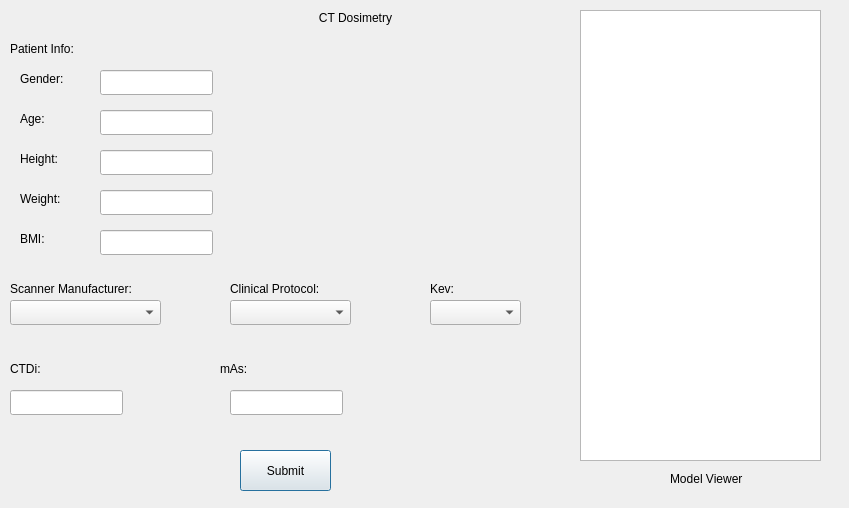
Afrodith/Error-Dosi, file forms/CTDosimetry.ui: the form before one commit.
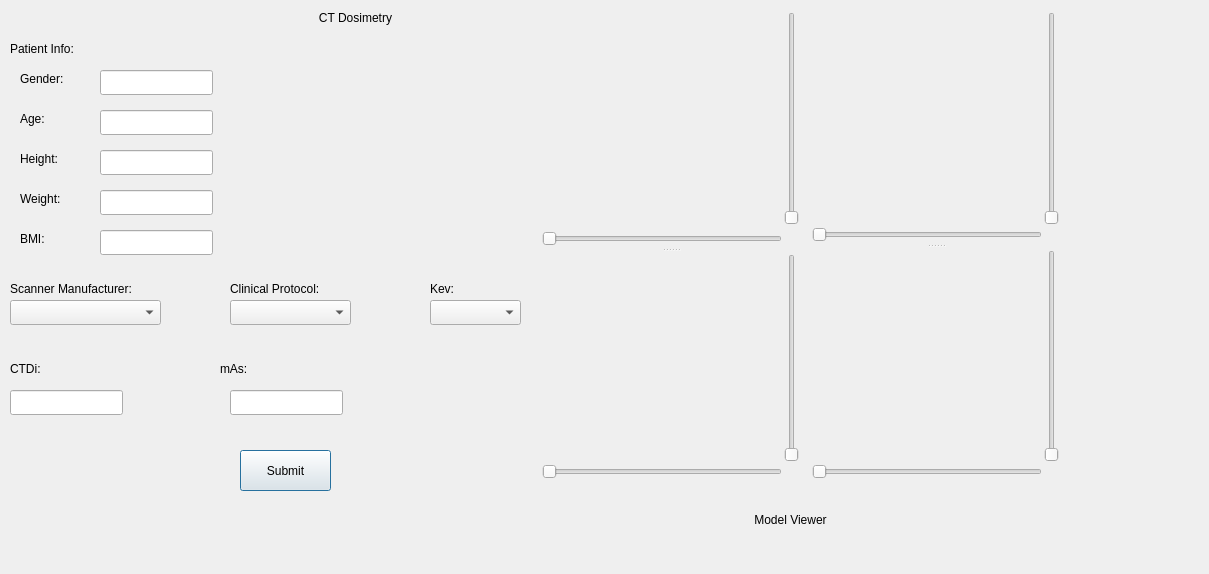
The form after the commit. Custom widgets are drawn as their Qt base class.

The edit to the form file:
```diff
--- a/forms/CTDosimetry.ui
+++ b/forms/CTDosimetry.ui
@@ -6,8 +6,8 @@
    <rect>
     <x>0</x>
     <y>0</y>
-    <width>849</width>
-    <height>508</height>
+    <width>1209</width>
+    <height>574</height>
    </rect>
   </property>
   <property name="windowTitle">
@@ -26,27 +26,17 @@
     <string>&lt;html&gt;&lt;head/&gt;&lt;body&gt;&lt;p align=&quot;center&quot;&gt;CT  Dosimetry&lt;/p&gt;&lt;/body&gt;&lt;/html&gt;</string>
    </property>
   </widget>
-  <widget class="QGraphicsView" name="graphicsView">
-   <property name="geometry">
-    <rect>
-     <x>580</x>
-     <y>10</y>
-     <width>241</width>
-     <height>451</height>
-    </rect>
-   </property>
-  </widget>
   <widget class="QLabel" name="label_2">
    <property name="geometry">
     <rect>
-     <x>670</x>
-     <y>470</y>
-     <width>111</width>
-     <height>17</height>
+     <x>590</x>
+     <y>510</y>
+     <width>401</width>
+     <height>20</height>
     </rect>
    </property>
    <property name="text">
-    <string>Model Viewer</string>
+    <string>&lt;html&gt;&lt;head/&gt;&lt;body&gt;&lt;p align=&quot;center&quot;&gt;Model Viewer&lt;/p&gt;&lt;/body&gt;&lt;/html&gt;</string>
    </property>
   </widget>
   <widget class="QComboBox" name="cB_man">
@@ -318,7 +308,233 @@
     <string>BMI:</string>
    </property>
   </widget>
+  <widget class="QSplitter" name="ESplitter">
+   <property name="geometry">
+    <rect>
+     <x>810</x>
+     <y>10</y>
+     <width>251</width>
+     <height>471</height>
+    </rect>
+   </property>
+   <property name="orientation">
+    <enum>Qt::Vertical</enum>
+   </property>
+   <widget class="QWidget" name="NEWidget_2" native="true">
+    <property name="sizePolicy">
+     <sizepolicy hsizetype="Expanding" vsizetype="Expanding">
+      <horstretch>0</horstretch>
+      <verstretch>0</verstretch>
+     </sizepolicy>
+    </property>
+    <layout class="QGridLayout" name="_5">
+     <property name="leftMargin">
+      <number>2</number>
+     </property>
+     <property name="topMargin">
+      <number>2</number>
+     </property>
+     <property name="rightMargin">
+      <number>2</number>
+     </property>
+     <property name="bottomMargin">
+      <number>2</number>
+     </property>
+     <property name="spacing">
+      <number>2</number>
+     </property>
+     <item row="0" column="0">
+      <widget class="QVTKWidget" name="NEViewWidget_2">
+       <property name="mouseTracking">
+        <bool>true</bool>
+       </property>
+      </widget>
+     </item>
+     <item row="0" column="1">
+      <widget class="QSlider" name="NEVerticalSlider_2">
+       <property name="orientation">
+        <enum>Qt::Vertical</enum>
+       </property>
+      </widget>
+     </item>
+     <item row="1" column="0">
+      <widget class="QSlider" name="NEHorizontalSlider_2">
+       <property name="orientation">
+        <enum>Qt::Horizontal</enum>
+       </property>
+      </widget>
+     </item>
+    </layout>
+   </widget>
+   <widget class="QWidget" name="SEWidget_2" native="true">
+    <property name="sizePolicy">
+     <sizepolicy hsizetype="Expanding" vsizetype="Expanding">
+      <horstretch>0</horstretch>
+      <verstretch>0</verstretch>
+     </sizepolicy>
+    </property>
+    <layout class="QGridLayout" name="_6">
+     <property name="leftMargin">
+      <number>2</number>
+     </property>
+     <property name="topMargin">
+      <number>2</number>
+     </property>
+     <property name="rightMargin">
+      <number>2</number>
+     </property>
+     <property name="bottomMargin">
+      <number>2</number>
+     </property>
+     <property name="spacing">
+      <number>2</number>
+     </property>
+     <item row="0" column="0">
+      <widget class="QVTKWidget" name="SEViewWidget_2">
+       <property name="sizePolicy">
+        <sizepolicy hsizetype="Expanding" vsizetype="Expanding">
+         <horstretch>0</horstretch>
+         <verstretch>0</verstretch>
+        </sizepolicy>
+       </property>
+       <property name="mouseTracking">
+        <bool>true</bool>
+       </property>
+      </widget>
+     </item>
+     <item row="0" column="1">
+      <widget class="QSlider" name="SEVerticalSlider_2">
+       <property name="orientation">
+        <enum>Qt::Vertical</enum>
+       </property>
+      </widget>
+     </item>
+     <item row="1" column="0">
+      <widget class="QSlider" name="SEHorizontalSlider_2">
+       <property name="orientation">
+        <enum>Qt::Horizontal</enum>
+       </property>
+      </widget>
+     </item>
+    </layout>
+   </widget>
+  </widget>
+  <widget class="QSplitter" name="OSplitter">
+   <property name="geometry">
+    <rect>
+     <x>540</x>
+     <y>10</y>
+     <width>261</width>
+     <height>471</height>
+    </rect>
+   </property>
+   <property name="orientation">
+    <enum>Qt::Vertical</enum>
+   </property>
+   <widget class="QWidget" name="NOWidget_2" native="true">
+    <property name="sizePolicy">
+     <sizepolicy hsizetype="Expanding" vsizetype="Expanding">
+      <horstretch>0</horstretch>
+      <verstretch>0</verstretch>
+     </sizepolicy>
+    </property>
+    <layout class="QGridLayout" name="_7">
+     <property name="leftMargin">
+      <number>2</number>
+     </property>
+     <property name="topMargin">
+      <number>2</number>
+     </property>
+     <property name="rightMargin">
+      <number>2</number>
+     </property>
+     <property name="bottomMargin">
+      <number>2</number>
+     </property>
+     <property name="horizontalSpacing">
+      <number>2</number>
+     </property>
+     <item row="0" column="1">
+      <widget class="QSlider" name="NOVerticalSlider_2">
+       <property name="orientation">
+        <enum>Qt::Vertical</enum>
+       </property>
+      </widget>
+     </item>
+     <item row="1" column="0">
+      <widget class="QSlider" name="NOHorizontalSlider_2">
+       <property name="orientation">
+        <enum>Qt::Horizontal</enum>
+       </property>
+      </widget>
+     </item>
+     <item row="0" column="0">
+      <widget class="QVTKWidget" name="NOViewWidget_2">
+       <property name="mouseTracking">
+        <bool>true</bool>
+       </property>
+      </widget>
+     </item>
+    </layout>
+   </widget>
+   <widget class="QWidget" name="SOWidget_2" native="true">
+    <property name="sizePolicy">
+     <sizepolicy hsizetype="Expanding" vsizetype="Expanding">
+      <horstretch>0</horstretch>
+      <verstretch>0</verstretch>
+     </sizepolicy>
+    </property>
+    <property name="focusPolicy">
+     <enum>Qt::NoFocus</enum>
+    </property>
+    <layout class="QGridLayout" name="_8">
+     <property name="leftMargin">
+      <number>2</number>
+     </property>
+     <property name="topMargin">
+      <number>2</number>
+     </property>
+     <property name="rightMargin">
+      <number>2</number>
+     </property>
+     <property name="bottomMargin">
+      <number>2</number>
+     </property>
+     <property name="spacing">
+      <number>2</number>
+     </property>
+     <item row="0" column="0">
+      <widget class="QVTKWidget" name="SOViewWidget_2">
+       <property name="mouseTracking">
+        <bool>true</bool>
+       </property>
+      </widget>
+     </item>
+     <item row="0" column="1">
+      <widget class="QSlider" name="SOVerticalSlider_2">
+       <property name="orientation">
+        <enum>Qt::Vertical</enum>
+       </property>
+      </widget>
+     </item>
+     <item row="1" column="0">
+      <widget class="QSlider" name="SOHorizontalSlider_2">
+       <property name="orientation">
+        <enum>Qt::Horizontal</enum>
+       </property>
+      </widget>
+     </item>
+    </layout>
+   </widget>
+  </widget>
  </widget>
+ <customwidgets>
+  <customwidget>
+   <class>QVTKWidget</class>
+   <extends>QWidget</extends>
+   <header>QVTKWidget.h</header>
+  </customwidget>
+ </customwidgets>
  <resources/>
  <connections/>
 </ui>
```
